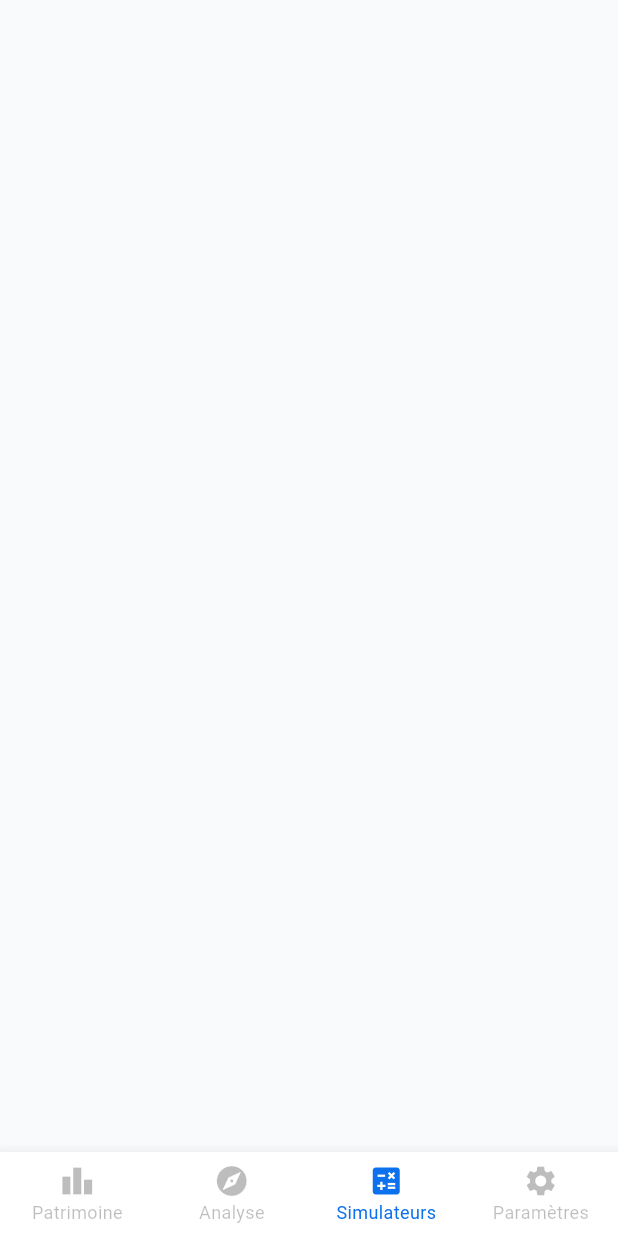
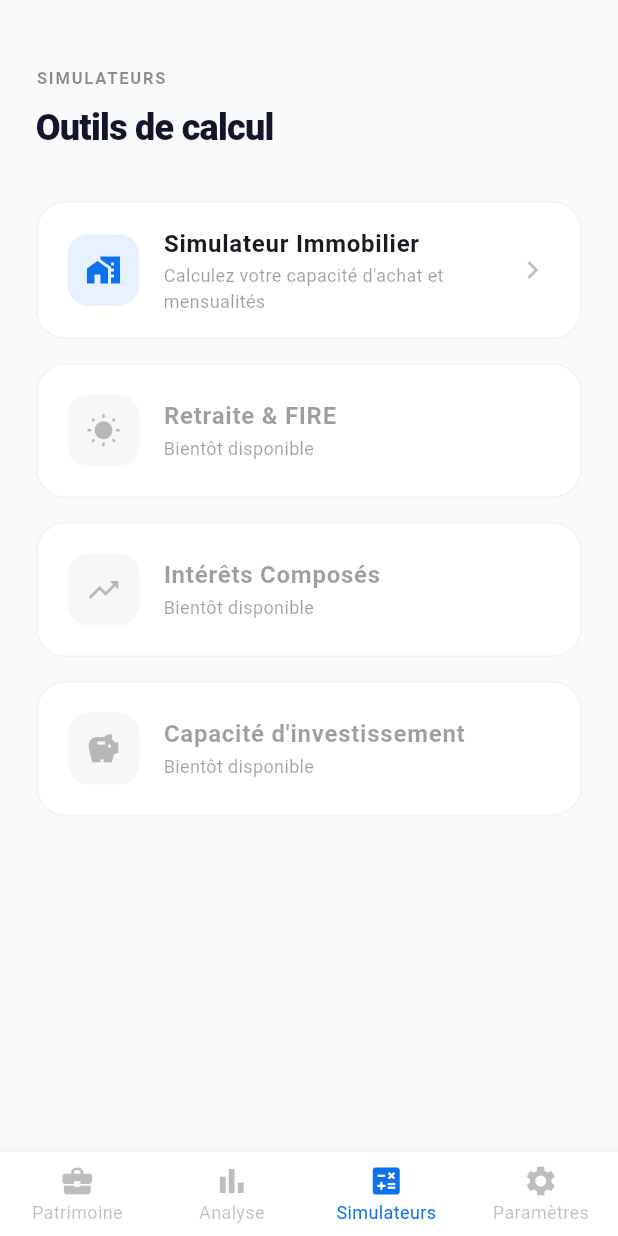
Before and after one commit to Lucasherfort/PatrimoineApp, a Flutter app: the screen it shows once a user with an empty profile is signed in, item 3 of the bottom bar chosen, on a phone screen of 412 x 824 dp. Run offline on Flutter 3.47's test engine with Material 3 defaults, Android fonts, the phone set to English and light mode, and no system bars; our stand-ins replace package_info_plus, shared_preferences, supabase_flutter; accounts and stored records are empty.

Commit message:
42 prioritaire mise en place des nouveaux menu (#43)
* Menu ok

* format

```diff
--- a/lib/ui/home_page.dart
+++ b/lib/ui/home_page.dart
@@ -131,7 +131,7 @@ class HomePageState extends State<HomePage> {
               height: 350,
               decoration: BoxDecoration(
                 shape: BoxShape.circle,
-                color: colorBlueMain.withValues(alpha: isDark ? 0.12 : 0.08),
+                color: colorBlueMain.withOpacity(isDark ? 0.12 : 0.08),
               ),
             ),
           ),
@@ -143,7 +143,7 @@ class HomePageState extends State<HomePage> {
               height: 400,
               decoration: BoxDecoration(
                 shape: BoxShape.circle,
-                color: colorBlueMain.withValues(alpha: isDark ? 0.08 : 0.05),
+                color: colorBlueMain.withOpacity(isDark ? 0.08 : 0.05),
               ),
             ),
           ),
@@ -159,6 +159,7 @@ class HomePageState extends State<HomePage> {
                   portfolioValue: portfolioValue,
                   netWorth: investedCapital,
                   netPatrimoine: netPatrimoine,
+                  hasInvestments: hasInvestmentAccounts,
                 ),
                 Expanded(
                   child: hasAnyAccount
@@ -206,16 +207,16 @@ class HomePageState extends State<HomePage> {
             Icons.account_balance_wallet_outlined,
             size: 60,
             color: isDark
-                ? Colors.white.withValues(alpha: 0.1)
-                : Colors.black.withValues(alpha: 0.1),
+                ? Colors.white.withOpacity(0.1)
+                : Colors.black.withOpacity(0.1),
           ),
           const SizedBox(height: 16),
           Text(
             "Aucun compte disponible",
             style: TextStyle(
               color: isDark
-                  ? Colors.white.withValues(alpha: 0.6)
-                  : const Color(0xFF0F172A).withValues(alpha: 0.6),
+                  ? Colors.white.withOpacity(0.6)
+                  : const Color(0xFF0F172A).withOpacity(0.6),
               fontWeight: FontWeight.bold,
               fontSize: 16,
             ),
@@ -225,8 +226,8 @@ class HomePageState extends State<HomePage> {
             "Utilisez le bouton + pour commencer",
             style: TextStyle(
               color: isDark
-                  ? Colors.white.withValues(alpha: 0.3)
-                  : Colors.black.withValues(alpha: 0.3),
+                  ? Colors.white.withOpacity(0.3)
+                  : Colors.black.withOpacity(0.3),
               fontSize: 13,
             ),
           ),
--- a/lib/ui/main_navigation.dart
+++ b/lib/ui/main_navigation.dart
@@ -2,6 +2,8 @@ import 'package:flutter/material.dart';
 import 'package:package_info_plus/package_info_plus.dart';
 
 import 'home_page.dart';
+import 'analysis_page.dart';
+import 'simulators_page.dart';
 import 'profile_page.dart';
 
 class MainNavigation extends StatefulWidget {
@@ -49,40 +51,26 @@ class _MainNavigationState extends State<MainNavigation> {
     final isDark = theme.brightness == Brightness.dark;
 
     final List<Widget> pages = [
-      HomePage(
-        key: _homeKey,
-        appName: appName,
-        appVersion: appVersion,
-      ),
+      HomePage(key: _homeKey, appName: appName, appVersion: appVersion),
 
-      //const AnalysisPage(),
+      const AnalysisPage(),
 
-      //const SimulatorsPage(),
+      const SimulatorsPage(),
 
-      ProfilePage(
-        appVersion: appVersion,
-      ),
+      ProfilePage(appVersion: appVersion),
     ];
 
     return Scaffold(
       backgroundColor: theme.scaffoldBackgroundColor,
 
-      body: IndexedStack(
-        index: _currentIndex,
-        children: pages,
-      ),
+      body: IndexedStack(index: _currentIndex, children: pages),
 
       floatingActionButton: _currentIndex == 0
           ? FloatingActionButton(
-        onPressed: () =>
-            _homeKey.currentState?.openAddPatrimoinePanel(),
-        backgroundColor: colorBlueMain,
-        child: const Icon(
-          Icons.add,
-          color: Colors.white,
-          size: 30,
-        ),
-      )
+              onPressed: () => _homeKey.currentState?.openAddPatrimoinePanel(),
+              backgroundColor: colorBlueMain,
+              child: const Icon(Icons.add, color: Colors.white, size: 30),
+            )
           : null,
 
       bottomNavigationBar: BottomNavigationBar(
@@ -99,7 +87,7 @@ class _MainNavigationState extends State<MainNavigation> {
         selectedItemColor: colorBlueMain,
 
         unselectedItemColor: isDark
-            ? Colors.white.withValues(alpha: 0.4)
+            ? Colors.white.withOpacity(0.4)
             : Colors.black26,
 
         type: BottomNavigationBarType.fixed,
@@ -111,14 +99,13 @@ class _MainNavigationState extends State<MainNavigation> {
         unselectedFontSize: 12,
 
         items: const [
-
           BottomNavigationBarItem(
-            icon: Icon(Icons.leaderboard),
+            icon: Icon(Icons.business_center),
             label: 'Patrimoine',
           ),
 
           BottomNavigationBarItem(
-            icon: Icon(Icons.explore),
+            icon: Icon(Icons.bar_chart),
             label: 'Analyse',
           ),
 
@@ -131,7 +118,6 @@ class _MainNavigationState extends State<MainNavigation> {
             icon: Icon(Icons.settings),
             label: 'Paramètres',
           ),
-
         ],
       ),
     );
--- a/lib/ui/profile_page.dart
+++ b/lib/ui/profile_page.dart
@@ -39,13 +39,13 @@ class _ProfilePageState extends State<ProfilePage> {
                 borderRadius: BorderRadius.circular(24),
                 border: isDark
                     ? null
-                    : Border.all(color: Colors.black.withValues(alpha: 0.05)),
+                    : Border.all(color: Colors.black.withOpacity(0.05)),
               ),
               child: Row(
                 children: [
                   CircleAvatar(
                     radius: 30,
-                    backgroundColor: colorBlue.withValues(alpha: 0.1),
+                    backgroundColor: colorBlue.withOpacity(0.1),
                     child: const Icon(Icons.person, size: 32, color: colorBlue),
                   ),
                   const SizedBox(width: 16),
@@ -86,11 +86,6 @@ class _ProfilePageState extends State<ProfilePage> {
 
             const SizedBox(height: 24),
 
-            // --- SECTION OUTILS ---
-            _buildToolSection(context, colorBlue),
-
-            const SizedBox(height: 24),
-
             // --- AUTRES OPTIONS ---
             _buildMenuOption(
               context,
@@ -113,13 +108,13 @@ class _ProfilePageState extends State<ProfilePage> {
               width: double.infinity,
               child: ElevatedButton.icon(
                 style: ElevatedButton.styleFrom(
-                  backgroundColor: colorRed.withValues(alpha: 0.1),
+                  backgroundColor: colorRed.withOpacity(0.1),
                   foregroundColor: colorRed,
                   padding: const EdgeInsets.symmetric(vertical: 16),
                   shape: RoundedRectangleBorder(
                     borderRadius: BorderRadius.circular(16),
                   ),
-                  side: BorderSide(color: colorRed.withValues(alpha: 0.3)),
+                  side: BorderSide(color: colorRed.withOpacity(0.3)),
                   elevation: 0,
                 ),
                 onPressed: () => _handleLogout(context),
@@ -154,15 +149,15 @@ class _ProfilePageState extends State<ProfilePage> {
         borderRadius: BorderRadius.circular(20),
         border: isDark
             ? null
-            : Border.all(color: Colors.black.withValues(alpha: 0.05)),
+            : Border.all(color: Colors.black.withOpacity(0.05)),
       ),
       child: ListTile(
         leading: Container(
           padding: const EdgeInsets.all(8),
           decoration: BoxDecoration(
             color: isDark
-                ? Colors.white.withValues(alpha: 0.05)
-                : Colors.black.withValues(alpha: 0.03),
+                ? Colors.white.withOpacity(0.05)
+                : Colors.black.withOpacity(0.03),
             borderRadius: BorderRadius.circular(12),
           ),
           child: Icon(
@@ -208,8 +203,8 @@ class _ProfilePageState extends State<ProfilePage> {
           "APPARENCE",
           style: TextStyle(
             color: isDark
-                ? Colors.white.withValues(alpha: 0.4)
-                : Colors.black.withValues(alpha: 0.4),
+                ? Colors.white.withOpacity(0.4)
+                : Colors.black.withOpacity(0.4),
             fontSize: 11,
             fontWeight: FontWeight.bold,
             letterSpacing: 1.2,
@@ -223,7 +218,7 @@ class _ProfilePageState extends State<ProfilePage> {
             borderRadius: BorderRadius.circular(20),
             border: isDark
                 ? null
-                : Border.all(color: Colors.black.withValues(alpha: 0.05)),
+                : Border.all(color: Colors.black.withOpacity(0.05)),
           ),
           child: ListenableBuilder(
             listenable: ThemeManager(),
@@ -234,8 +229,8 @@ class _ProfilePageState extends State<ProfilePage> {
                   padding: const EdgeInsets.all(8),
                   decoration: BoxDecoration(
                     color: isDark
-                        ? Colors.white.withValues(alpha: 0.05)
-                        : Colors.black.withValues(alpha: 0.03),
+                        ? Colors.white.withOpacity(0.05)
+                        : Colors.black.withOpacity(0.03),
                     borderRadius: BorderRadius.circular(12),
                   ),
                   child: Icon(
@@ -293,42 +288,6 @@ class _ProfilePageState extends State<ProfilePage> {
     );
   }
 
-  Widget _buildToolSection(BuildContext context, Color colorBlue) {
-    final isDark = Theme.of(context).brightness == Brightness.dark;
-
-    return Column(
-      crossAxisAlignment: CrossAxisAlignment.start,
-      children: [
-        Text(
-          "OUTILS & SIMULATEURS",
-          style: TextStyle(
-            color: isDark
-                ? Colors.white.withValues(alpha: 0.4)
-                : Colors.black.withValues(alpha: 0.4),
-            fontSize: 11,
-            fontWeight: FontWeight.bold,
-            letterSpacing: 1.2,
-          ),
-        ),
-        const SizedBox(height: 16),
-        _buildMenuOption(
-          context,
-          icon: Icons.home_work,
-          title: "Simulateur Immobilier",
-          subtitle: "Calculez votre capacité d'achat",
-          onTap: () {
-            Navigator.push(
-              context,
-              MaterialPageRoute(
-                builder: (_) => const RealEstateSimulatorPage(),
-              ),
-            );
-          },
-        ),
-      ],
-    );
-  }
-
   Future<void> _handleLogout(BuildContext context) async {
     final navigator = Navigator.of(context);
     await Supabase.instance.client.auth.signOut();
--- /dev/null
+++ b/lib/ui/simulators_page.dart
@@ -0,0 +1,150 @@
+import 'package:flutter/material.dart';
+import 'tools/real_estate_simulator_page.dart';
+
+class SimulatorsPage extends StatelessWidget {
+  const SimulatorsPage({super.key});
+
+  @override
+  Widget build(BuildContext context) {
+    final theme = Theme.of(context);
+    final isDark = theme.brightness == Brightness.dark;
+
+    return Scaffold(
+      backgroundColor: isDark
+          ? theme.scaffoldBackgroundColor
+          : const Color(0xFFF8FAFC),
+      body: SafeArea(
+        child: SingleChildScrollView(
+          padding: const EdgeInsets.all(24),
+          child: Column(
+            crossAxisAlignment: CrossAxisAlignment.start,
+            children: [
+              const SizedBox(height: 20),
+              Text(
+                "SIMULATEURS",
+                style: TextStyle(
+                  color: isDark
+                      ? Colors.white.withOpacity(0.4)
+                      : Colors.black45,
+                  fontSize: 11,
+                  fontWeight: FontWeight.bold,
+                  letterSpacing: 1.2,
+                ),
+              ),
+              const SizedBox(height: 8),
+              Text(
+                "Outils de calcul",
+                style: TextStyle(
+                  color: isDark ? Colors.white : const Color(0xFF0F172A),
+                  fontSize: 24,
+                  fontWeight: FontWeight.w900,
+                  letterSpacing: -0.5,
+                ),
+              ),
+              const SizedBox(height: 32),
+              _buildSimulatorCard(
+                context,
+                title: "Simulateur Immobilier",
+                subtitle: "Calculez votre capacité d'achat et mensualités",
+                icon: Icons.home_work,
+                onTap: () {
+                  Navigator.push(
+                    context,
+                    MaterialPageRoute(
+                      builder: (_) => const RealEstateSimulatorPage(),
+                    ),
+                  );
+                },
+              ),
+              _buildSimulatorCard(
+                context,
+                title: "Retraite & FIRE",
+                subtitle: "Quand pourrez-vous arrêter de travailler ?",
+                icon: Icons.wb_sunny_rounded,
+                isPlaceholder: true,
+              ),
+              _buildSimulatorCard(
+                context,
+                title: "Intérêts Composés",
+                subtitle: "Visualisez la puissance du temps sur votre épargne",
+                icon: Icons.trending_up,
+                isPlaceholder: true,
+              ),
+              _buildSimulatorCard(
+                context,
+                title: "Capacité d'investissement",
+                subtitle: "Combien pouvez-vous investir chaque mois ?",
+                icon: Icons.savings,
+                isPlaceholder: true,
+              ),
+            ],
+          ),
+        ),
+      ),
+    );
+  }
+
+  Widget _buildSimulatorCard(
+    BuildContext context, {
+    required String title,
+    required String subtitle,
+    required IconData icon,
+    VoidCallback? onTap,
+    bool isPlaceholder = false,
+  }) {
+    final isDark = Theme.of(context).brightness == Brightness.dark;
+    return Container(
+      margin: const EdgeInsets.only(bottom: 16),
+      decoration: BoxDecoration(
+        color: Theme.of(context).cardColor,
+        borderRadius: BorderRadius.circular(20),
+        border: isDark
+            ? null
+            : Border.all(color: Colors.black.withOpacity(0.05)),
+      ),
+      child: ListTile(
+        contentPadding: const EdgeInsets.symmetric(horizontal: 20, vertical: 8),
+        onTap: onTap,
+        leading: Container(
+          padding: const EdgeInsets.all(12),
+          decoration: BoxDecoration(
+            color: isPlaceholder
+                ? (isDark ? Colors.white10 : Colors.black.withOpacity(0.03))
+                : const Color(0xFF0D71EE).withOpacity(0.1),
+            borderRadius: BorderRadius.circular(14),
+          ),
+          child: Icon(
+            icon,
+            color: isPlaceholder
+                ? (isDark ? Colors.white24 : Colors.black26)
+                : const Color(0xFF0D71EE),
+            size: 24,
+          ),
+        ),
+        title: Text(
+          title,
+          style: TextStyle(
+            fontWeight: FontWeight.bold,
+            fontSize: 16,
+            color: isPlaceholder
+                ? (isDark ? Colors.white38 : Colors.black38)
+                : null,
+          ),
+        ),
+        subtitle: Text(
+          isPlaceholder ? "Bientôt disponible" : subtitle,
+          style: TextStyle(
+            color: isDark ? Colors.white38 : Colors.black38,
+            fontSize: 12,
+          ),
+        ),
+        trailing: isPlaceholder
+            ? null
+            : Icon(
+                Icons.chevron_right,
+                color: isDark ? Colors.white24 : Colors.black26,
+              ),
+      ),
+    );
+  }
+}
```
Also changed, not shown: lib/ui/analysis_page.dart (added, +128 -0 lines), lib/widgets/patrimoine/patrimoine_header.dart (+12 -12 lines).
